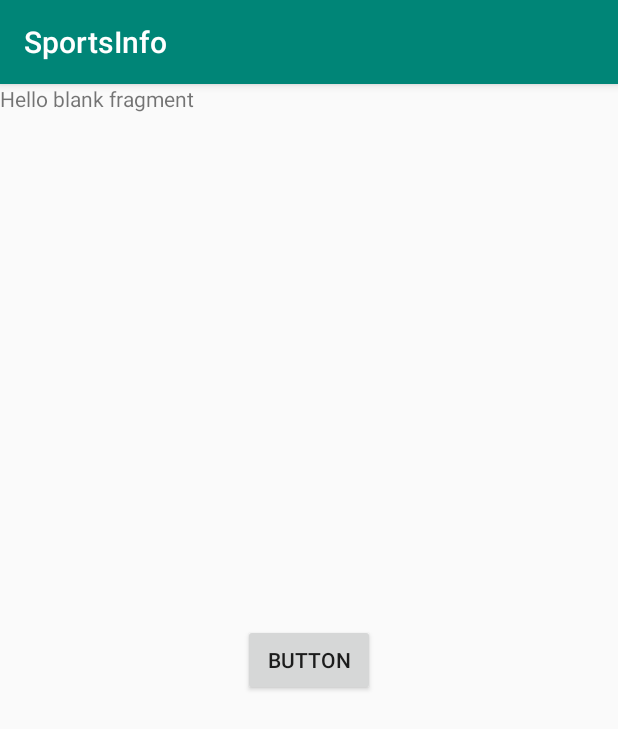
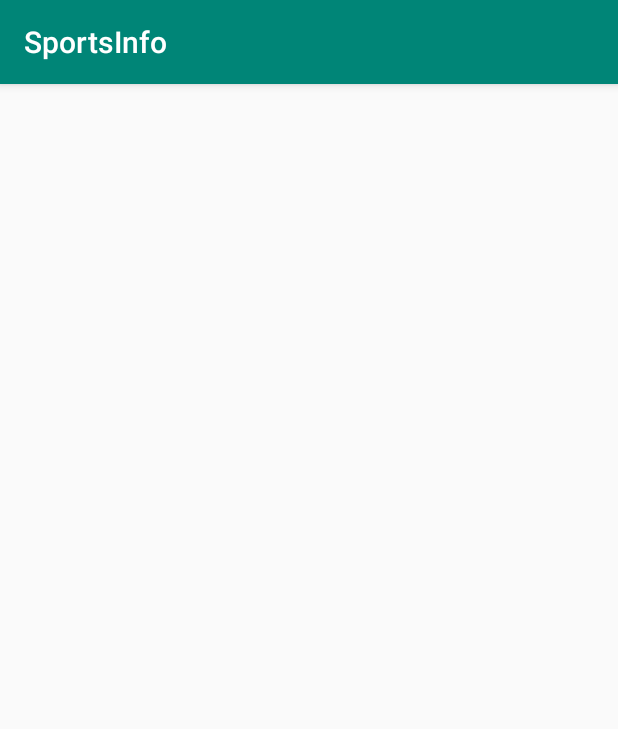
Before and after one commit to Pafo37/SportsInfo, an Android app: the screen it shows after launch (MainActivity), on a phone screen of 412 x 824 dp. Shown: the top 729 px of the screen. Run offline under Robolectric (Android 15) with nearby library versions, the phone set to English and light mode, and no system bars.

```diff
--- a/app/src/main/java/com/pavelkovachev/sportsinfo/BlankFragment.java
+++ /dev/null
@@ -1,46 +0,0 @@
-package com.pavelkovachev.sportsinfo;
-
-import android.os.Bundle;
-import android.support.annotation.NonNull;
-import android.support.annotation.Nullable;
-import android.support.v4.app.Fragment;
-import android.view.LayoutInflater;
-import android.view.View;
-import android.view.ViewGroup;
-import android.widget.Button;
-
-import androidx.navigation.NavController;
-import androidx.navigation.Navigation;
-
-public class BlankFragment extends Fragment {
-
-
-    @Override
-    public void onCreate(Bundle savedInstanceState) {
-        super.onCreate(savedInstanceState);
-    }
-
-    @Override
-    public void onViewCreated(@NonNull View view, @Nullable Bundle savedInstanceState) {
-        super.onViewCreated(view, savedInstanceState);
-
-    }
-
-    @Override
-    public View onCreateView(LayoutInflater inflater, ViewGroup container,
-                             Bundle savedInstanceState) {
-        final View view = inflater.inflate(R.layout.fragment_blank, container, false);
-        Button button;
-        button = view.findViewById(R.id.button);
-        button.setOnClickListener(new View.OnClickListener() {
-            @Override
-            public void onClick(View v) {
-                NavController controller = Navigation.findNavController(view);
-                controller.navigate(R.id.action_nav_host_to_fragment2);
-            }
-        });
-        return view;
-
-    }
-
-}
--- a/app/src/main/java/com/pavelkovachev/sportsinfo/MainActivity.java
+++ b/app/src/main/java/com/pavelkovachev/sportsinfo/MainActivity.java
@@ -1,9 +1,7 @@
 package com.pavelkovachev.sportsinfo;
 
+import android.os.Bundle;
 import android.support.v7.app.AppCompatActivity;
-import android.os.Bundle;
-
-import androidx.navigation.fragment.NavHostFragment;
 
 public class MainActivity extends AppCompatActivity {
 
@@ -11,7 +9,5 @@ public class MainActivity extends AppCompatActivity {
     protected void onCreate(Bundle savedInstanceState) {
         super.onCreate(savedInstanceState);
         setContentView(R.layout.activity_main);
-
-
     }
 }
--- a/app/src/main/res/layout/activity_main.xml
+++ b/app/src/main/res/layout/activity_main.xml
@@ -1,6 +1,5 @@
 <?xml version="1.0" encoding="utf-8"?>
 <android.support.constraint.ConstraintLayout xmlns:android="http://schemas.android.com/apk/res/android"
-    xmlns:app="http://schemas.android.com/apk/res-auto"
     xmlns:tools="http://schemas.android.com/tools"
     android:layout_width="match_parent"
     android:layout_height="match_parent"
@@ -10,8 +9,6 @@
         android:id="@+id/container"
         android:name="androidx.navigation.fragment.NavHostFragment"
         android:layout_width="match_parent"
-        android:layout_height="match_parent"
-        app:defaultNavHost="true"
-        app:navGraph="@navigation/nav_graph" />
+        android:layout_height="match_parent" />
 
 </android.support.constraint.ConstraintLayout>
--- a/app/src/main/res/layout/fragment_blank.xml
+++ /dev/null
@@ -1,32 +0,0 @@
-<?xml version="1.0" encoding="utf-8"?>
-<android.support.constraint.ConstraintLayout xmlns:android="http://schemas.android.com/apk/res/android"
-    xmlns:app="http://schemas.android.com/apk/res-auto"
-    xmlns:tools="http://schemas.android.com/tools"
-    android:layout_width="match_parent"
-    android:layout_height="match_parent"
-    tools:context=".BlankFragment">
-
-    <!-- TODO: Update blank fragment layout -->
-    <TextView
-        android:id="@+id/textView"
-        android:layout_width="match_parent"
-        android:layout_height="match_parent"
-        android:text="@string/hello_blank_fragment" />
-
-    <Button
-        android:id="@+id/button"
-        android:layout_width="wrap_content"
-        android:layout_height="wrap_content"
-        android:layout_marginStart="8dp"
-        android:layout_marginLeft="8dp"
-        android:layout_marginTop="8dp"
-        android:layout_marginEnd="8dp"
-        android:layout_marginRight="8dp"
-        android:layout_marginBottom="8dp"
-        android:text="Button"
-        app:layout_constraintBottom_toBottomOf="parent"
-        app:layout_constraintEnd_toEndOf="parent"
-        app:layout_constraintStart_toStartOf="parent"
-        app:layout_constraintTop_toTopOf="@+id/textView" />
-
-</android.support.constraint.ConstraintLayout>
--- a/app/src/main/res/navigation/nav_graph.xml
+++ b/app/src/main/res/navigation/nav_graph.xml
@@ -1,23 +1,5 @@
 <?xml version="1.0" encoding="utf-8"?>
 <navigation xmlns:android="http://schemas.android.com/apk/res/android"
-    xmlns:app="http://schemas.android.com/apk/res-auto"
-    xmlns:tools="http://schemas.android.com/tools"
-    android:id="@+id/nav_graph"
-    app:startDestination="@id/nav_host">
-
-    <fragment
-        android:id="@+id/nav_host"
-        android:name="com.pavelkovachev.sportsinfo.BlankFragment"
-        tools:layout="@layout/fragment_blank" >
-        <action
-            android:id="@+id/action_nav_host_to_fragment2"
-            app:destination="@id/fragment2" />
-    </fragment>
-
-    <fragment
-        android:id="@+id/fragment2"
-        android:name="com.pavelkovachev.sportsinfo.Fragment2"
-        tools:layout="@layout/fragment2" >
-    </fragment>
+    android:id="@+id/nav_graph">
 
 </navigation>
```
Also changed, not shown: app/src/main/java/com/pavelkovachev/sportsinfo/Child1.java (deleted, +0 -31 lines), app/src/main/java/com/pavelkovachev/sportsinfo/Child2.java (deleted, +0 -18 lines), app/src/main/java/com/pavelkovachev/sportsinfo/Fragment2.java (deleted, +0 -18 lines), app/src/main/res/layout/child1.xml (deleted, +0 -24 lines), app/src/main/res/layout/child2.xml (deleted, +0 -15 lines), app/src/main/res/layout/fragment2.xml (deleted, +0 -27 lines), app/src/main/res/navigation/nav_graph2.xml (deleted, +0 -23 lines).
